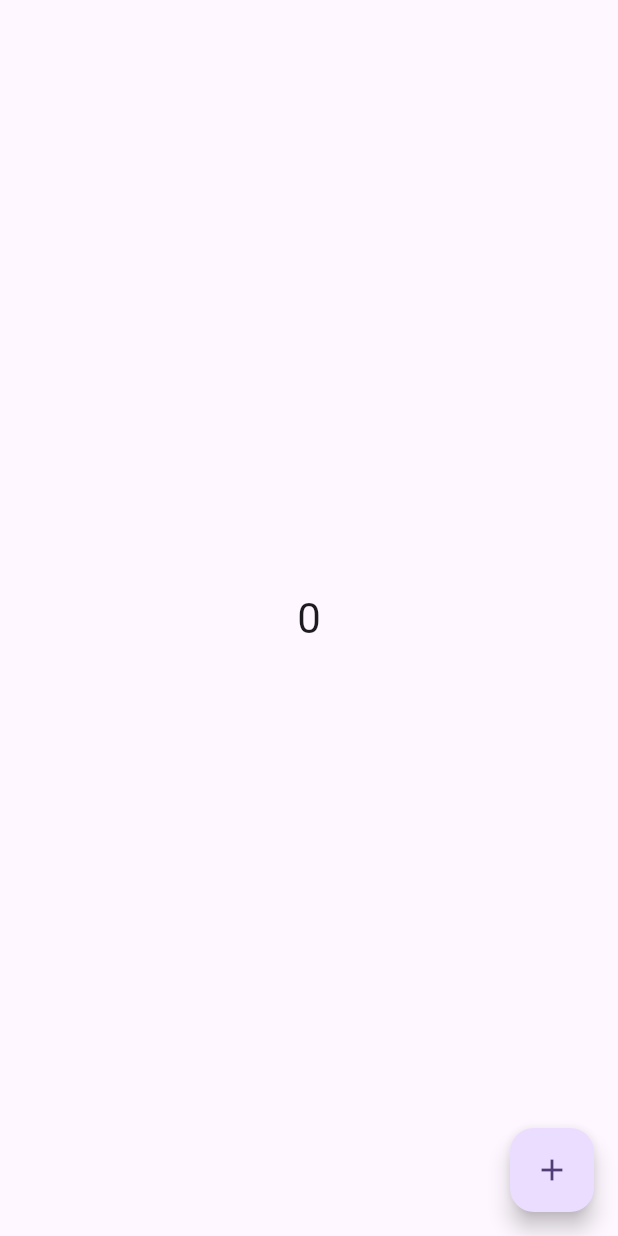
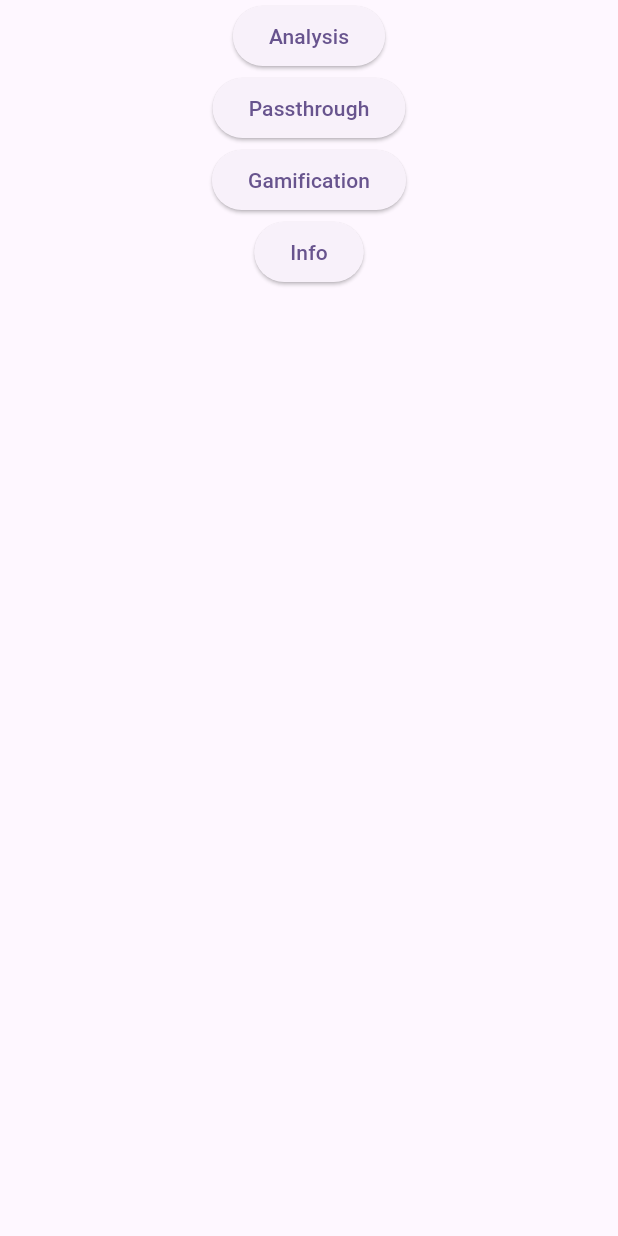
Before and after one commit to jorbDehmel/voice-training-app, a Flutter app: the screen it shows after launch, on a phone screen of 412 x 824 dp. Run offline on Flutter 3.47's test engine with Material 3 defaults, Android fonts, the phone set to English and light mode, and no system bars; missing offline and left inert: record, sound_library.

Commit message:
Added files for each page in the app

```diff
--- /dev/null
+++ b/app/lib/home_page.dart
@@ -0,0 +1,64 @@
+import 'package:flutter/material.dart';
+
+import './analysis_page.dart';
+import './passthrough_page.dart';
+import './gamification_page.dart';
+import './info_page.dart';
+
+class VoiceAppHomePage extends StatelessWidget {
+  const VoiceAppHomePage({super.key, required this.title});
+  final String title;
+
+  @override
+  Widget build(BuildContext context) {
+    return Scaffold(
+      body: Center(
+        // Navigation column
+        child: Column(children: [
+          // Jump to analysis page
+          ElevatedButton(
+            child: const Text('Analysis'),
+            onPressed: () {
+              Navigator.push(
+                context,
+                MaterialPageRoute(builder: (context) => const AnalysisPage()),
+              );
+            },
+          ),
+          // Jump to passthrough page
+          ElevatedButton(
+            child: const Text('Passthrough'),
+            onPressed: () {
+              Navigator.push(
+                context,
+                MaterialPageRoute(
+                    builder: (context) => const PassthroughPage()),
+              );
+            },
+          ),
+          // Jump to gamification page
+          ElevatedButton(
+            child: const Text('Gamification'),
+            onPressed: () {
+              Navigator.push(
+                context,
+                MaterialPageRoute(
+                    builder: (context) => const GamificationPage()),
+              );
+            },
+          ),
+          // Jump to info page
+          ElevatedButton(
+            child: const Text('Info'),
+            onPressed: () {
+              Navigator.push(
+                context,
+                MaterialPageRoute(builder: (context) => const InfoPage()),
+              );
+            },
+          ),
+        ]),
+      ),
+    );
+  }
+}
--- a/app/lib/main.dart
+++ b/app/lib/main.dart
@@ -1,64 +1,22 @@
 import 'package:flutter/material.dart';
-import 'package:record/record.dart';
-import 'package:sqlite3/sqlite3.dart';
-import 'package:fftea/fftea.dart';
+import './home_page.dart';
 
 void main() {
-  runApp(const MyApp());
+  runApp(const VoiceApp());
 }
 
-class MyApp extends StatelessWidget {
-  const MyApp({super.key});
+class VoiceApp extends StatelessWidget {
+  const VoiceApp({super.key});
 
   @override
   Widget build(BuildContext context) {
     return MaterialApp(
-      title: 'Flutter Demo',
+      title: 'Voice App',
       theme: ThemeData(
         colorScheme: ColorScheme.fromSeed(seedColor: Colors.deepPurple),
         useMaterial3: true,
       ),
-      home: const MyHomePage(title: 'Flutter Demo Home Page'),
+      home: const VoiceAppHomePage(title: 'Voice App Home Page'),
     );
   }
 }
-
-class MyHomePage extends StatefulWidget {
-  const MyHomePage({super.key, required this.title});
-  final String title;
-
-  @override
-  State<MyHomePage> createState() => _MyHomePageState();
-}
-
-class _MyHomePageState extends State<MyHomePage> {
-  int _counter = 0;
-
-  void _incrementCounter() {
-    setState(() {
-      _counter++;
-    });
-  }
-
-  @override
-  Widget build(BuildContext context) {
-    return Scaffold(
-      body: Center(
-        child: Column(
-          mainAxisAlignment: MainAxisAlignment.center,
-          children: <Widget>[
-            Text(
-              '$_counter',
-              style: Theme.of(context).textTheme.headlineMedium,
-            ),
-          ],
-        ),
-      ),
-      floatingActionButton: FloatingActionButton(
-        onPressed: _incrementCounter,
-        tooltip: 'Increment',
-        child: const Icon(Icons.add),
-      ),
-    );
-  }
-}
--- a/app/pubspec.yaml
+++ b/app/pubspec.yaml
@@ -39,6 +39,8 @@ dependencies:
   record: ^5.1.2
   sqlite3: ^2.4.6
   fftea: ^1.5.0+1
+  sound_library: ^1.0.0
+  waveform_flutter: ^1.0.1
 
 dev_dependencies:
   flutter_test:
```
Also changed, not shown: app/lib/analysis.dart (deleted, +0 -17 lines), app/lib/analysis_page.dart (added, +15 -0 lines), app/lib/fwt.dart (+32 -40 lines), app/lib/gamification_page.dart (added, +15 -0 lines), app/lib/info_page.dart (added, +15 -0 lines), app/lib/passthrough_page.dart (added, +15 -0 lines), app/lib/vocal_stats.dart (added, +8 -0 lines), app/lib/voice_analyzer.dart (added, +66 -0 lines), app/lib/vocalstats.dart (deleted), docs/organization.png, 12 other files.
